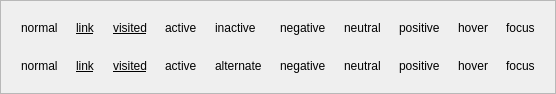
Above: kcontrol/colors/setpreview.ui from mgottschlag/kwin-tiling before the change. Below: the same form after it.
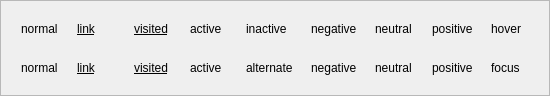
That is the form after the change.

Commit message:
color kcm: Remove focus/hover background preview
While it's not "illegal" to use background-tinted-to-decoration, there is no requirement that this color contrast with the unmodified decoration color. Therefore, change the set preview to not imply that this is the case. (Technically, it doesn't even need to contrast well enough for legible text.)

Noticed thanks to an attachment in the referenced bug, and, while this doesn't fix said bug, it makes it slightly less broken due to one fewer item in the long row.

```diff
--- a/kcontrol/colors/setpreview.ui
+++ b/kcontrol/colors/setpreview.ui
@@ -1,12 +1,12 @@
 <ui version="4.0" >
  <class>setpreview</class>
- <widget class="QFrame" name="setpreview" >
-  <property name="geometry" >
+ <widget class="QFrame" name="setpreview">
+  <property name="geometry">
    <rect>
     <x>0</x>
     <y>0</y>
-    <width>500</width>
-    <height>74</height>
+    <width>550</width>
+    <height>96</height>
    </rect>
   </property>
   <property name="sizePolicy" >
@@ -152,25 +152,12 @@
      </layout>
     </widget>
    </item>
-   <item row="0" column="9" >
-    <widget class="QWidget" native="1" name="widgetFore9" >
-     <layout class="QHBoxLayout" name="horizontalLayout_10" >
+   <item row="1" column="0">
+    <widget class="QWidget" name="widgetBack0" native="true">
+     <layout class="QHBoxLayout" name="horizontalLayout_11">
       <item>
-       <widget class="QLabel" name="labelFore9" >
-        <property name="text" >
-         <string>focus</string>
-        </property>
-       </widget>
-      </item>
-     </layout>
-    </widget>
-   </item>
-   <item row="1" column="0" >
-    <widget class="QWidget" native="1" name="widgetBack0" >
-     <layout class="QHBoxLayout" name="horizontalLayout_11" >
-      <item>
-       <widget class="QLabel" name="labelBack0" >
-        <property name="text" >
+       <widget class="QLabel" name="labelBack0">
+        <property name="text">
          <string>normal</string>
         </property>
        </widget>
@@ -279,25 +266,12 @@
      </layout>
     </widget>
    </item>
-   <item row="1" column="8" >
-    <widget class="QWidget" native="1" name="widgetBack8" >
-     <layout class="QHBoxLayout" name="horizontalLayout_19" >
+   <item row="1" column="8">
+    <widget class="QWidget" name="widgetFore9" native="true">
+     <layout class="QHBoxLayout" name="horizontalLayout_10">
       <item>
-       <widget class="QLabel" name="labelBack8" >
-        <property name="text" >
-         <string>hover</string>
-        </property>
-       </widget>
-      </item>
-     </layout>
-    </widget>
-   </item>
-   <item row="1" column="9" >
-    <widget class="QWidget" native="1" name="widgetBack9" >
-     <layout class="QHBoxLayout" name="horizontalLayout_20" >
-      <item>
-       <widget class="QLabel" name="labelBack9" >
-        <property name="text" >
+       <widget class="QLabel" name="labelFore9">
+        <property name="text">
          <string>focus</string>
         </property>
        </widget>
```
Left out of the diff: 183 changed lines with no effect on the pictures. The commit also changes 1 other file.
